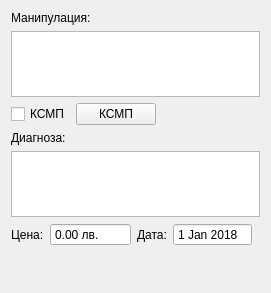
Qt form src/View/ProcedureDialog/CommonFields/CommonFields.ui (thefinalcutbg/DinoDent) before a commit.
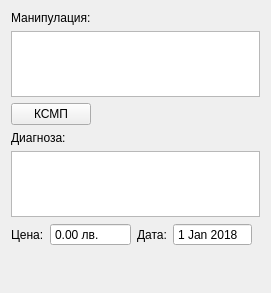
The same form after that commit. Custom widgets are drawn as their Qt base class.

Patch:
```diff
--- a/src/View/ProcedureDialog/CommonFields/CommonFields.ui
+++ b/src/View/ProcedureDialog/CommonFields/CommonFields.ui
@@ -73,13 +73,6 @@
    </item>
    <item>
     <layout class="QHBoxLayout" name="horizontalLayout_2">
-     <item>
-      <widget class="QCheckBox" name="ksmpCheck">
-       <property name="text">
-        <string>КСМП</string>
-       </property>
-      </widget>
-     </item>
      <item>
       <widget class="QPushButton" name="ksmpButton">
        <property name="text">
```
